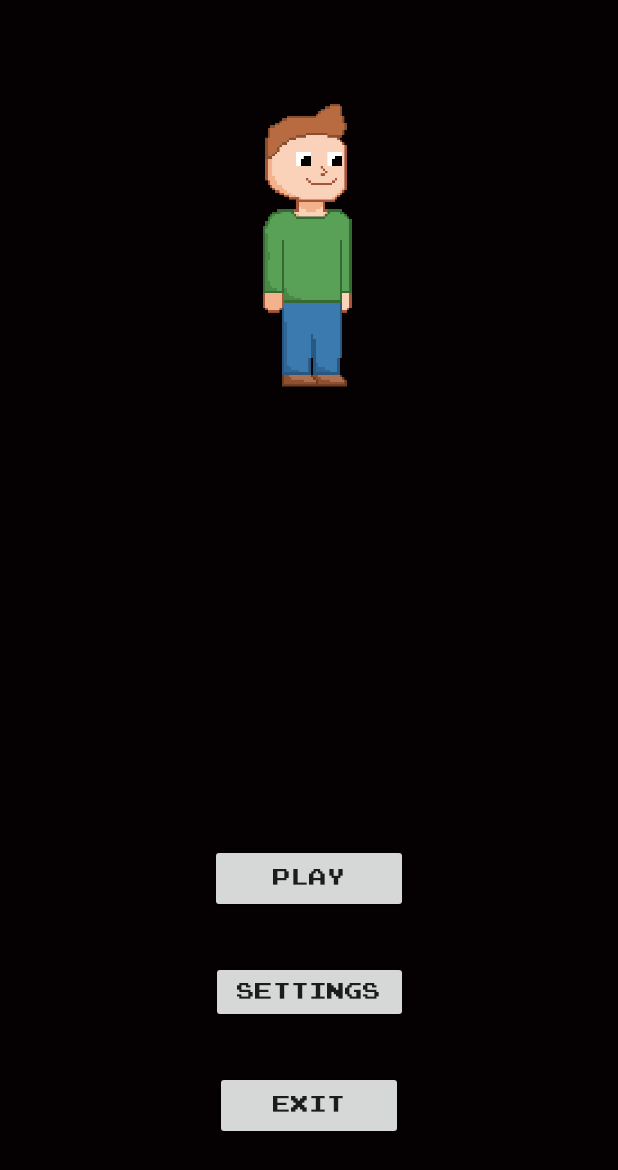
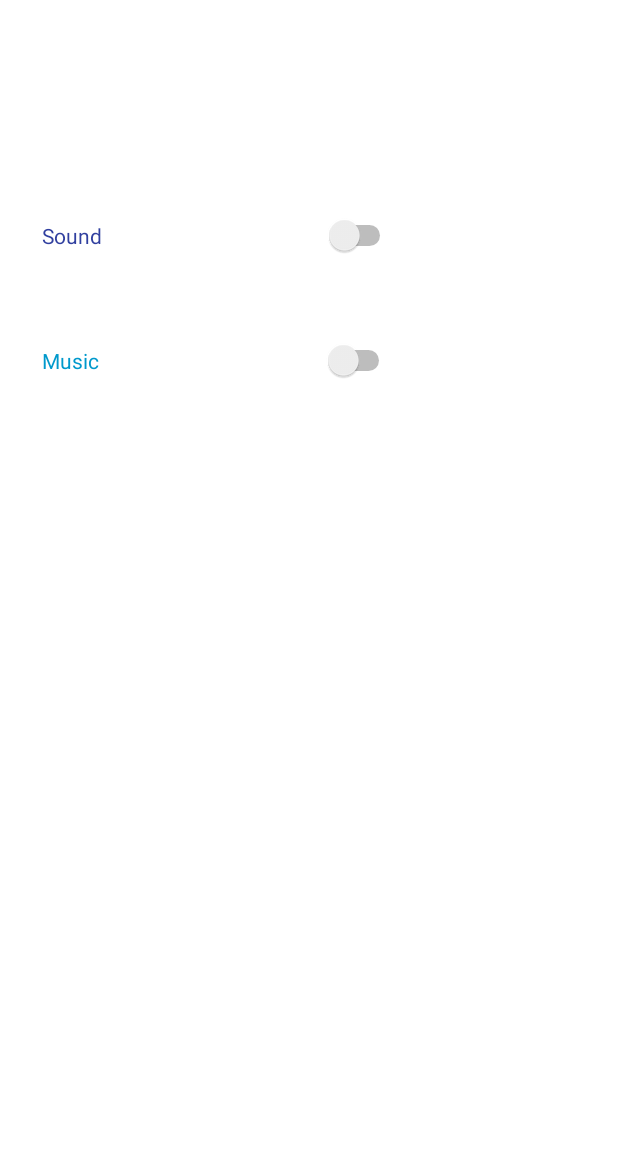
Before and after one commit to samyv/TestZombies, an Android app: the screen it shows after launch (MainActivity before the commit, SettingsApp after it), after a tap on "SETTINGS", on a phone screen of 412 x 824 dp. Shown: the top 1170 px of the screen. Run offline under Robolectric (Android 15) with nearby library versions, the phone set to English and light mode, and no system bars.

Commit message:
added sound

```diff
--- a/app/src/main/java/com/wouter/samy/zombiesatgroupt/MainActivity.java
+++ b/app/src/main/java/com/wouter/samy/zombiesatgroupt/MainActivity.java
@@ -3,6 +3,7 @@ package com.wouter.samy.zombiesatgroupt;
 import android.content.Intent;
 import android.content.pm.ActivityInfo;
 import android.graphics.Typeface;
+import android.media.MediaPlayer;
 import android.os.StrictMode;
 import android.support.v7.app.AppCompatActivity;
 import android.os.Bundle;
@@ -22,19 +23,23 @@ public class MainActivity extends AppCompatActivity {
         StrictMode.ThreadPolicy policy = new StrictMode.ThreadPolicy.Builder().permitAll().build();
         StrictMode.setThreadPolicy(policy);
         setContentView(R.layout.activity_main);
+
+
+
+
+
         ArrayList<Button> buttons = new ArrayList<>();
 
         buttons.add((Button) findViewById(R.id.Play));
         buttons.add((Button) findViewById(R.id.Settings));
         buttons.add((Button) findViewById(R.id.Exit));
 
+        SoundManager.addSong(this, R.raw.mainmusic, "mainmusic");
+        SoundManager.playSong("mainmusic");
         Typeface typeface = Typeface.createFromAsset(getAssets(), "fonts/PressStart2P.ttf");
         for (Button bt : buttons) {
             bt.setTypeface(typeface);
         }
-
-
-
     }
 
     public void playButton(View view) {
@@ -42,7 +47,8 @@ public class MainActivity extends AppCompatActivity {
     }
 
     public void settingButton(View view) {
-
+        Intent intentSettings = new Intent(this, SettingsApp.class);
+        startActivity(intentSettings);
     }
 
     public void exitButton(View view) {
--- a/app/src/main/java/com/wouter/samy/zombiesatgroupt/SettingsApp.java
+++ b/app/src/main/java/com/wouter/samy/zombiesatgroupt/SettingsApp.java
@@ -2,6 +2,9 @@ package com.wouter.samy.zombiesatgroupt;
 
 import android.support.v7.app.AppCompatActivity;
 import android.os.Bundle;
+import android.view.View;
+import android.widget.CompoundButton;
+import android.widget.Switch;
 
 public class SettingsApp extends AppCompatActivity {
 
@@ -9,5 +12,15 @@ public class SettingsApp extends AppCompatActivity {
     protected void onCreate(Bundle savedInstanceState) {
         super.onCreate(savedInstanceState);
         setContentView(R.layout.activity_settings_app);
+        Switch musicSwitch = findViewById(R.id.musicButton);
+        musicSwitch.setOnCheckedChangeListener(new CompoundButton.OnCheckedChangeListener() {
+            public void onCheckedChanged(CompoundButton buttonView, boolean isChecked) {
+               if(isChecked){
+                   SoundManager.playSong("maintheme");
+               } else {
+                   SoundManager.stopSong("maintheme");
+               }
+            }
+        });
     }
 }
--- /dev/null
+++ b/app/src/main/java/com/wouter/samy/zombiesatgroupt/SoundManager.java
@@ -0,0 +1,37 @@
+package com.wouter.samy.zombiesatgroupt;
+
+import android.content.Context;
+import android.media.MediaPlayer;
+
+import java.util.ArrayList;
+import java.util.HashMap;
+import java.util.Map;
+
+/**
+ * Created by samy on 17/11/2017.
+ */
+
+public class SoundManager {
+
+//    static Map<String,MediaPlayer> mps = new ArrayList<>();
+    public static Map mps = new HashMap();
+
+
+    public static MediaPlayer findMediaPlayer(String key){
+       return (MediaPlayer) mps.get(key);
+    }
+    public static void addSong(Context context, int song,String name){
+        MediaPlayer mp = MediaPlayer.create(context,song);
+        mps.put(name,mp);
+    }
+
+    public static void stopSong(String name){
+     //   MediaPlayer mp = (MediaPlayer) mps.get(name);
+     //   mp.stop();
+    }
+
+    public static void playSong(String name){
+      //  MediaPlayer mp = (MediaPlayer) mps.get(name);
+       // mp.start();
+    }
+}
--- a/app/src/main/res/layout/activity_register.xml
+++ b/app/src/main/res/layout/activity_register.xml
@@ -13,7 +13,7 @@
         android:layout_height="wrap_content"
         android:layout_marginTop="76dp"
         android:ems="10"
-        android:hint="username.."
+        android:hint="@string/usernamehint"
         android:inputType="textPersonName"
         android:singleLine="false"
         android:textColor="@android:color/background_light"
@@ -35,7 +35,7 @@
         app:layout_constraintBottom_toTopOf="@+id/password"
         app:layout_constraintRight_toRightOf="parent"
         app:layout_constraintTop_toBottomOf="@+id/username"
-        app:layout_constraintVertical_bias="1.0" />
+        app:layout_constraintVertical_bias="1.0" android:layout_marginEnd="236dp"/>
 
     <TextView
         android:id="@+id/textView5"
--- a/app/src/main/res/layout/activity_settings_app.xml
+++ b/app/src/main/res/layout/activity_settings_app.xml
@@ -4,7 +4,7 @@
     xmlns:tools="http://schemas.android.com/tools"
     android:layout_width="match_parent"
     android:layout_height="match_parent"
-    android:background="@color/black"
+    android:background="@color/white"
     tools:context="com.wouter.samy.zombiesatgroupt.SettingsApp">
 
     <TextView
@@ -14,7 +14,7 @@
         android:layout_marginLeft="28dp"
         android:layout_marginTop="64dp"
         android:text="Music"
-        android:textColor="@android:color/background_light"
+        android:textColor="@android:color/holo_blue_dark"
         app:layout_constraintLeft_toLeftOf="parent"
         app:layout_constraintTop_toBottomOf="@+id/textView3" />
 
@@ -36,23 +36,28 @@
         android:layout_marginLeft="28dp"
         android:layout_marginTop="64dp"
         android:text="Sound"
-        android:textColor="@android:color/background_light"
+        android:textColor="@color/colorPrimaryDark"
         app:layout_constraintLeft_toLeftOf="parent"
         app:layout_constraintTop_toBottomOf="@+id/textView2" />
 
     <Switch
-        android:id="@+id/switch1"
+        android:id="@+id/soundButton"
+        android:layout_width="wrap_content"
+        android:layout_height="23dp"
+        android:layout_marginEnd="8dp"
+        android:layout_marginStart="8dp"
+        app:layout_constraintBaseline_toBaselineOf="@+id/textView3"
+        app:layout_constraintEnd_toEndOf="parent"
+        app:layout_constraintStart_toEndOf="@+id/textView3" />
+
+    <Switch
+        android:id="@+id/musicButton"
         android:layout_width="wrap_content"
         android:layout_height="wrap_content"
-        android:text="Switch"
-        tools:layout_editor_absoluteX="247dp"
-        tools:layout_editor_absoluteY="147dp" />
-
-    <Switch
-        android:id="@+id/switch2"
-        android:layout_width="wrap_content"
-        android:layout_height="wrap_content"
-        android:text="Switch"
-        tools:layout_editor_absoluteX="247dp"
-        tools:layout_editor_absoluteY="229dp" />
+        android:layout_marginEnd="8dp"
+        android:layout_marginStart="8dp"
+        android:onClick="musicOffButton"
+        app:layout_constraintBaseline_toBaselineOf="@+id/textView"
+        app:layout_constraintEnd_toEndOf="parent"
+        app:layout_constraintStart_toEndOf="@+id/textView" />
 </android.support.constraint.ConstraintLayout>
--- a/app/src/main/res/values/strings.xml
+++ b/app/src/main/res/values/strings.xml
@@ -76,4 +76,5 @@
     <string name="title_activity_settings_app">Settings</string>
     <string name="register">Register</string>
     <string name="login">Login</string>
+    <string name="usernamehint">username..</string>
 </resources>
```
